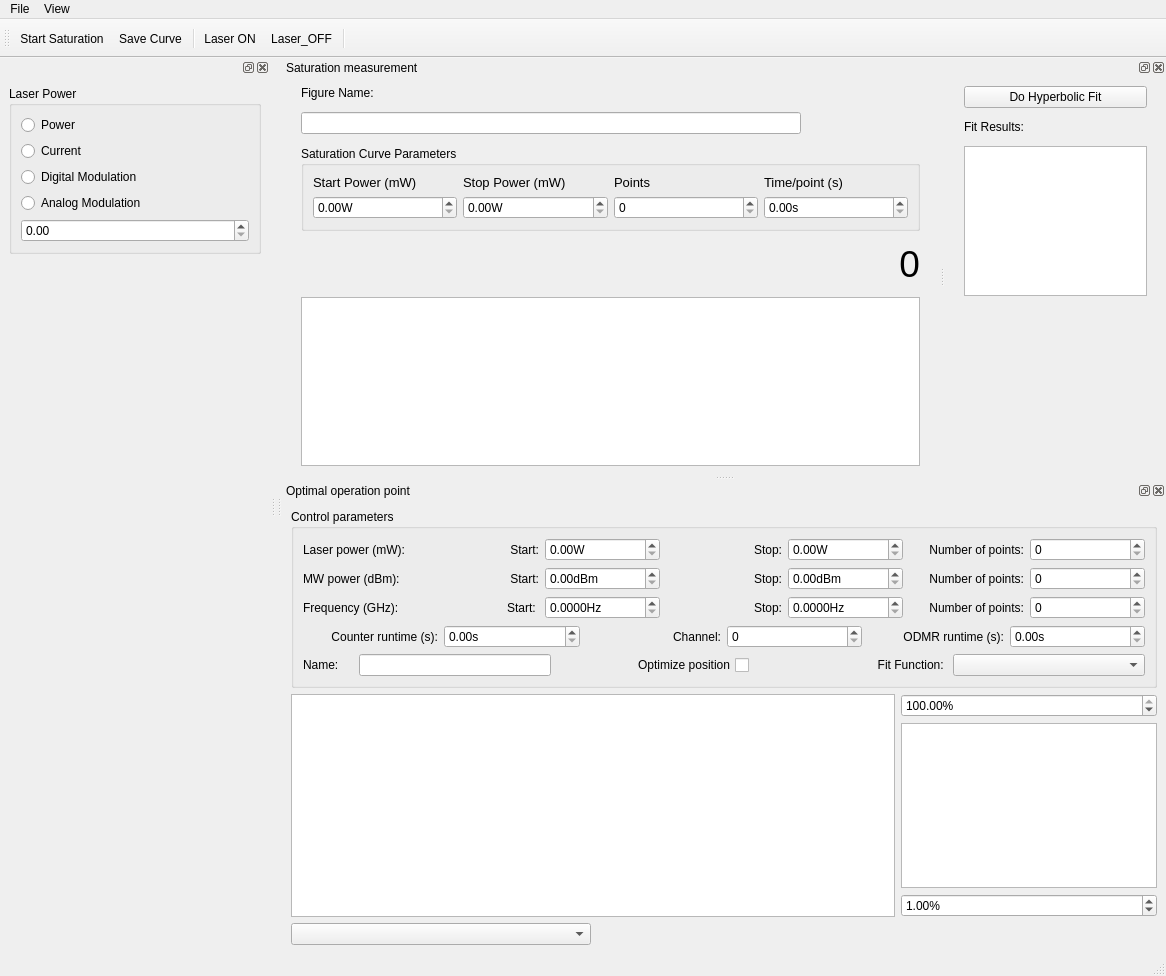
Before: the Qt Designer form gui/laser/ui_laser.ui in sriharijayaram5/qudi, drawn with Qt 5.
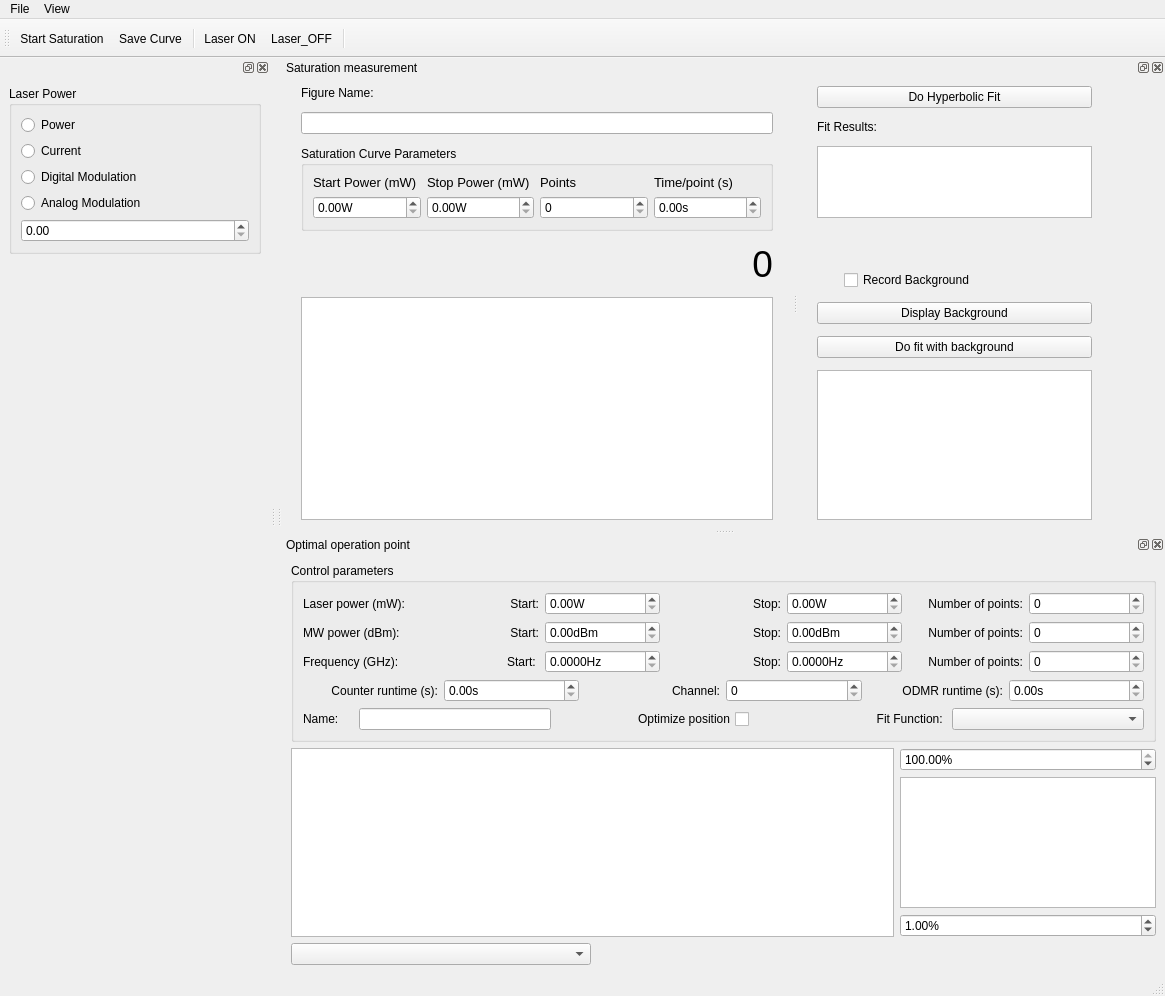
After: the same form once the commit is applied. Icons and pictures are not drawn. Custom widgets are drawn as their Qt base class.

Commit message: Implement new method enabling to record the background fluorescence and to fit the saturation curve taking into account this background

Patch:
```diff
--- a/gui/laser/ui_laser.ui
+++ b/gui/laser/ui_laser.ui
@@ -6,8 +6,8 @@
    <rect>
     <x>0</x>
     <y>0</y>
-    <width>1166</width>
-    <height>976</height>
+    <width>1165</width>
+    <height>996</height>
    </rect>
   </property>
   <property name="windowTitle">
@@ -46,7 +46,7 @@
    <property name="minimumSize">
     <size>
      <width>730</width>
-     <height>398</height>
+     <height>471</height>
     </size>
    </property>
    <property name="accessibleDescription">
@@ -363,6 +363,65 @@
            </property>
           </spacer>
          </item>
+         <item>
+          <layout class="QHBoxLayout" name="horizontalLayout_7">
+           <item>
+            <widget class="QCheckBox" name="background_CheckBox">
+             <property name="maximumSize">
+              <size>
+               <width>275</width>
+               <height>16777215</height>
+              </size>
+             </property>
+             <property name="text">
+              <string>Record Background</string>
+             </property>
+            </widget>
+           </item>
+          </layout>
+         </item>
+         <item>
+          <widget class="QPushButton" name="background_PushButton">
+           <property name="maximumSize">
+            <size>
+             <width>275</width>
+             <height>16777215</height>
+            </size>
+           </property>
+           <property name="text">
+            <string>Display Background</string>
+           </property>
+           <property name="checkable">
+            <bool>true</bool>
+           </property>
+          </widget>
+         </item>
+         <item>
+          <widget class="QPushButton" name="double_fit_Button">
+           <property name="maximumSize">
+            <size>
+             <width>275</width>
+             <height>16777215</height>
+            </size>
+           </property>
+           <property name="text">
+            <string>Do fit with background</string>
+           </property>
+           <property name="checkable">
+            <bool>true</bool>
+           </property>
+          </widget>
+         </item>
+         <item>
+          <widget class="QTextBrowser" name="double_fit_results_DisplayWidget">
+           <property name="maximumSize">
+            <size>
+             <width>275</width>
+             <height>150</height>
+            </size>
+           </property>
+          </widget>
+         </item>
         </layout>
        </widget>
       </widget>
@@ -397,7 +456,7 @@
     <rect>
      <x>0</x>
      <y>0</y>
-     <width>1166</width>
+     <width>1165</width>
      <height>22</height>
     </rect>
    </property>
```
The commit also changes 2 other files.
